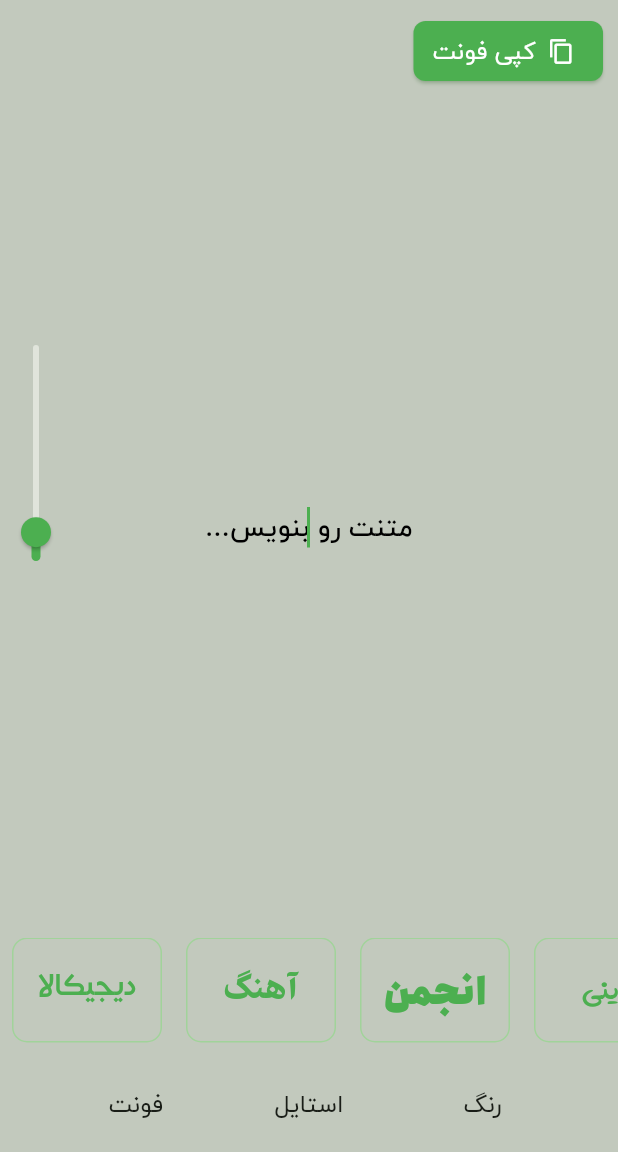
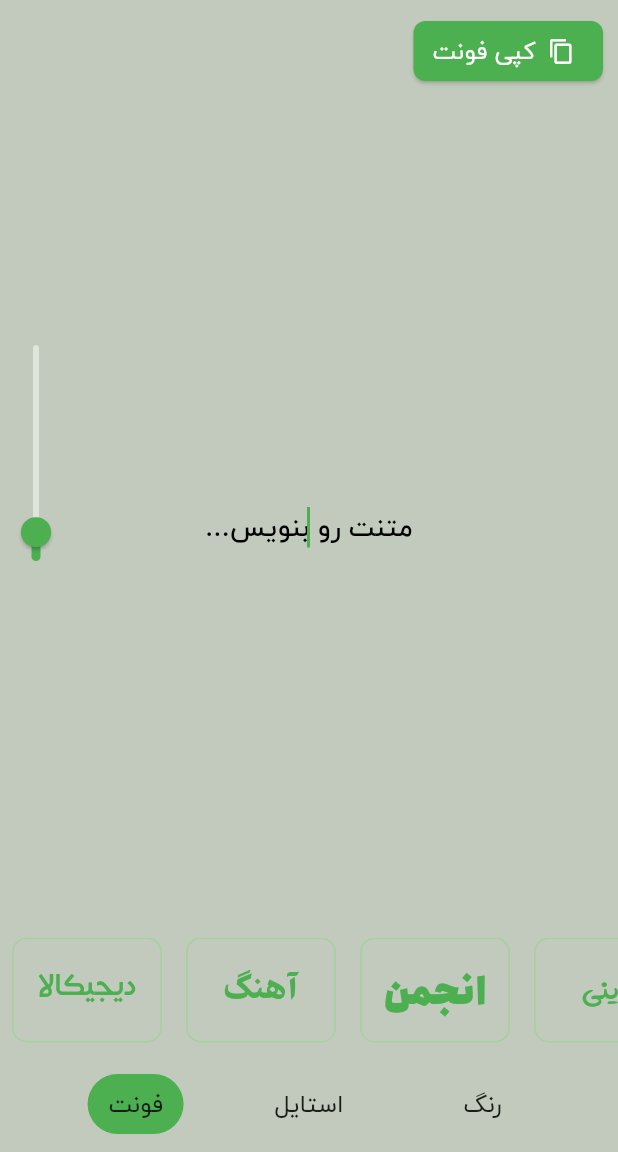
Before and after one commit to AmirmahdiNourkazemi/instastyle, a Flutter app: the screen it shows after launch, item 2 of the bottom bar chosen, after a tap on "فونت", on a phone screen of 412 x 824 dp, the part 84-1236 px from its top. Run offline on Flutter 3.47's test engine with Material 3 defaults, Android fonts, the phone set to English and light mode, and no system bars; our stand-ins replace dio, flutter_colorpicker, get_it, image_gallery_saver, permission_handler; missing offline and left inert: clipboard; project files that could hold a hidden picture were left out.

Commit message:
feat: add custom text button

```diff
--- a/lib/feature/home/presentation/widgets/footer_buttons.dart
+++ b/lib/feature/home/presentation/widgets/footer_buttons.dart
@@ -29,34 +29,65 @@ class _FooterButtonsState extends State<FooterButtons> {
     return Row(
       mainAxisAlignment: MainAxisAlignment.spaceEvenly,
       children: [
-        TextButton(
-          onPressed: () {
+        customTextButton(
+          isSelected: isSelected == 1,
+      context:context,
+          onTap: () {
             toggleSelect(1);
+            setState(() {
+              isSelected = 1;
+            });
           },
-          child: Text(
+          text: Text(
             'فونت',
             style: Theme.of(context).textTheme.bodyMedium,
           ),
         ),
-        TextButton(
-          onPressed: () {
+         customTextButton(
+          isSelected: isSelected == 2,
+      context:context,
+          onTap: () {
             toggleSelect(2);
+            setState(() {
+              isSelected = 2;
+            });
           },
-          child: Text(
+          text: Text(
             'استایل',
             style: Theme.of(context).textTheme.bodyMedium,
           ),
         ),
-        TextButton(
-          onPressed: () {
+        customTextButton(
+          isSelected: isSelected == 3,
+      context:context,
+          onTap: () {
             toggleSelect(3);
+            setState(() {
+              isSelected = 3;
+            });
           },
-          child: Text(
+          text: Text(
             'رنگ',
             style: Theme.of(context).textTheme.bodyMedium,
           ),
         ),
+
       ],
     );
   }
 }
+
+
+Widget customTextButton({required BuildContext context,required VoidCallback onTap ,required Text text ,required bool isSelected}) {
+
+  return TextButton(
+    style: TextButton.styleFrom(
+      backgroundColor: isSelected
+          ? Theme.of(context).colorScheme.primary
+          : Colors.transparent,
+    ),
+    onPressed: onTap,
+    child: text,
+  );
+
+}
```
